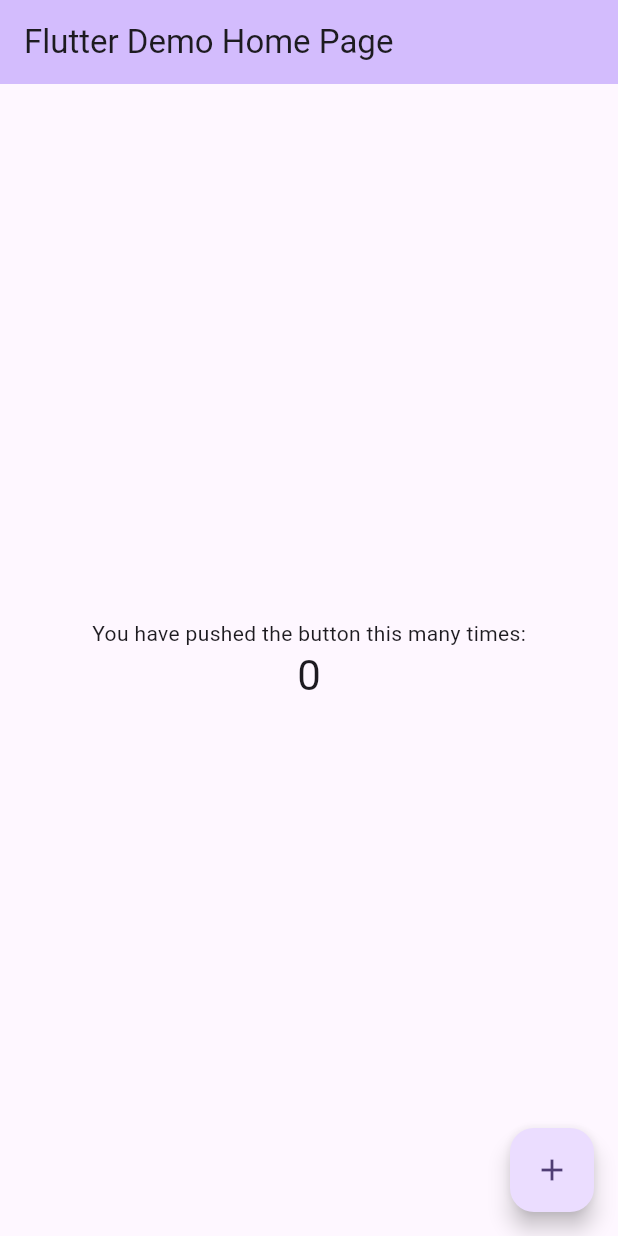
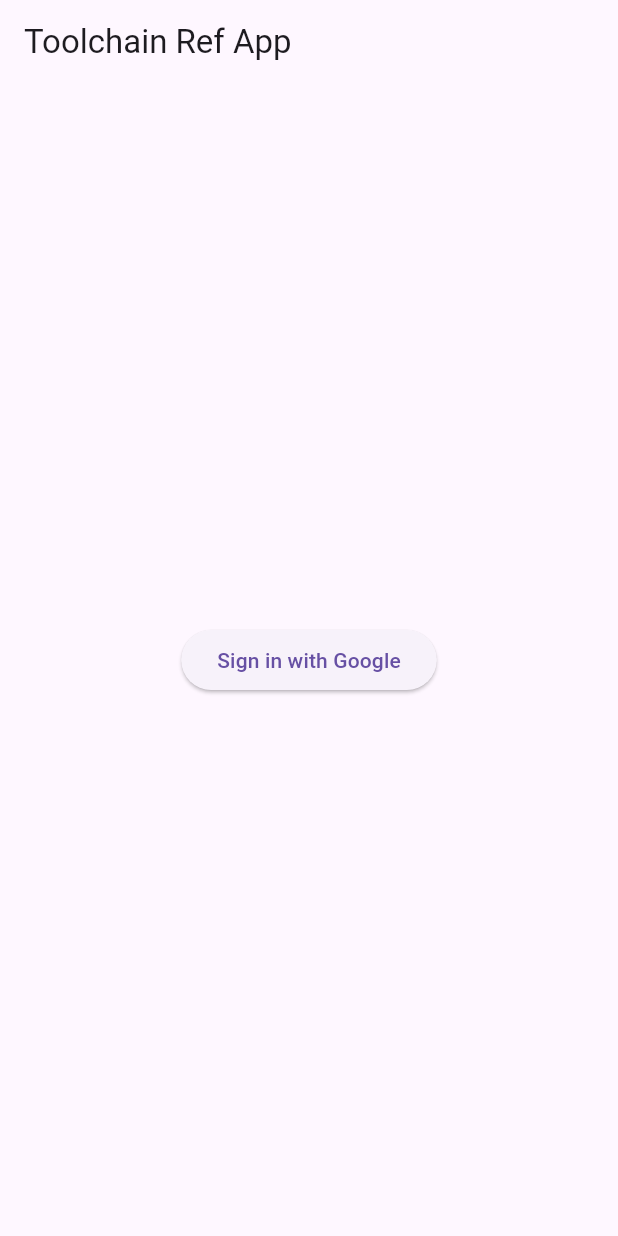
Before and after one commit to tstandke/AndroidDev_ToolChain, a Flutter app: the screen it shows after launch, on a phone screen of 412 x 824 dp. Run offline on Flutter 3.47's test engine with Material 3 defaults, Android fonts, the phone set to English and light mode, and no system bars; our stand-ins replace firebase_auth, firebase_core, google_sign_in; accounts and stored records are empty.

Commit message:
WIP: Firebase Google Sign-In wired; Android auth blocked by credential resolution

```diff
--- a/reference_app/lib/main.dart
+++ b/reference_app/lib/main.dart
@@ -1,121 +1,256 @@
+import 'dart:async';
+
 import 'package:flutter/material.dart';
+import 'package:firebase_core/firebase_core.dart';
+import 'package:firebase_auth/firebase_auth.dart';
+import 'package:google_sign_in/google_sign_in.dart';
 
-void main() {
+import 'firebase_options.dart';
+
+/// IMPORTANT:
+/// This is the *OAuth Client ID* with `client_type: 3` from google-services.json
+/// (the “Web client” / “server client id”).
+///
+/// In your posted google-services.json, that is:
+/// 883224591051-apnl4fdr2on5ar1d1pbhfk2fpoi0ldle.apps.googleusercontent.com
+const String kServerClientId =
+    '883224591051-apnl4fdr2on5ar1d1pbhfk2fpoi0ldle.apps.googleusercontent.com';
+
+Future<void> main() async {
+  WidgetsFlutterBinding.ensureInitialized();
+
+  await Firebase.initializeApp(
+    options: DefaultFirebaseOptions.currentPlatform,
+  );
+
   runApp(const MyApp());
 }
 
 class MyApp extends StatelessWidget {
   const MyApp({super.key});
 
-  // This widget is the root of your application.
   @override
   Widget build(BuildContext context) {
     return MaterialApp(
-      title: 'Flutter Demo',
-      theme: ThemeData(
-        // This is the theme of your application.
-        //
-        // TRY THIS: Try running your application with "flutter run". You'll see
-        // the application has a purple toolbar. Then, without quitting the app,
-        // try changing the seedColor in the colorScheme below to Colors.green
-        // and then invoke "hot reload" (save your changes or press the "hot
-        // reload" button in a Flutter-supported IDE, or press "r" if you used
-        // the command line to start the app).
-        //
-        // Notice that the counter didn't reset back to zero; the application
-        // state is not lost during the reload. To reset the state, use hot
-        // restart instead.
-        //
-        // This works for code too, not just values: Most code changes can be
-        // tested with just a hot reload.
-        colorScheme: .fromSeed(seedColor: Colors.deepPurple),
-      ),
-      home: const MyHomePage(title: 'Flutter Demo Home Page'),
+      debugShowCheckedModeBanner: false,
+      title: 'Toolchain Ref App',
+      theme: ThemeData(useMaterial3: true),
+      home: const AuthGate(),
     );
   }
 }
 
-class MyHomePage extends StatefulWidget {
-  const MyHomePage({super.key, required this.title});
-
-  // This widget is the home page of your application. It is stateful, meaning
-  // that it has a State object (defined below) that contains fields that affect
-  // how it looks.
-
-  // This class is the configuration for the state. It holds the values (in this
-  // case the title) provided by the parent (in this case the App widget) and
-  // used by the build method of the State. Fields in a Widget subclass are
-  // always marked "final".
-
-  final String title;
+class AuthGate extends StatefulWidget {
+  const AuthGate({super.key});
 
   @override
-  State<MyHomePage> createState() => _MyHomePageState();
+  State<AuthGate> createState() => _AuthGateState();
 }
 
-class _MyHomePageState extends State<MyHomePage> {
-  int _counter = 0;
+class _AuthGateState extends State<AuthGate> {
+  StreamSubscription<GoogleSignInAuthenticationEvent>? _sub;
 
-  void _incrementCounter() {
+  GoogleSignInAccount? _googleUser;
+  bool _busy = true;
+  String? _error;
+
+  @override
+  void initState() {
+    super.initState();
+    _initGoogleSignIn();
+  }
+
+  Future<void> _initGoogleSignIn() async {
     setState(() {
-      // This call to setState tells the Flutter framework that something has
-      // changed in this State, which causes it to rerun the build method below
-      // so that the display can reflect the updated values. If we changed
-      // _counter without calling setState(), then the build method would not be
-      // called again, and so nothing would appear to happen.
-      _counter++;
+      _busy = true;
+      _error = null;
     });
+
+    try {
+      final GoogleSignIn signIn = GoogleSignIn.instance;
+
+      // google_sign_in 7.x requires initialize() + authenticationEvents.
+      await signIn.initialize(serverClientId: kServerClientId);
+
+      _sub = signIn.authenticationEvents
+          .listen(_handleGoogleAuthEvent, onError: _handleGoogleAuthError);
+
+      // Optional: attempts a "silent" / lightweight auth if possible.
+      await signIn.attemptLightweightAuthentication();
+    } catch (e) {
+      _error = 'GoogleSignIn init failed: $e';
+    } finally {
+      if (mounted) {
+        setState(() => _busy = false);
+      }
+    }
+  }
+
+  Future<void> _handleGoogleAuthEvent(
+    GoogleSignInAuthenticationEvent event,
+  ) async {
+    final GoogleSignInAccount? user = switch (event) {
+      GoogleSignInAuthenticationEventSignIn() => event.user,
+      GoogleSignInAuthenticationEventSignOut() => null,
+    };
+
+    setState(() {
+      _googleUser = user;
+      _error = null;
+    });
+
+    // Keep FirebaseAuth in sync with Google sign-in state.
+    if (user == null) {
+      await FirebaseAuth.instance.signOut();
+      return;
+    }
+
+    try {
+      final googleAuth = await user.authentication;
+      final idToken = googleAuth.idToken;
+
+      if (idToken == null || idToken.isEmpty) {
+        throw Exception(
+          'Google sign-in did not return an ID token. '
+          'This usually indicates an OAuth/SHA-1/google-services.json mismatch.',
+        );
+      }
+
+      final credential = GoogleAuthProvider.credential(idToken: idToken);
+
+      await FirebaseAuth.instance.signInWithCredential(credential);
+    } catch (e) {
+      setState(() {
+        _error = 'Firebase sign-in failed: $e';
+      });
+    }
+  }
+
+  void _handleGoogleAuthError(Object e) {
+    setState(() {
+      _googleUser = null;
+      _error = e.toString();
+    });
+  }
+
+  Future<void> _startInteractiveGoogleSignIn() async {
+    setState(() {
+      _busy = true;
+      _error = null;
+    });
+
+    try {
+      // In google_sign_in 7.x, this is the interactive sign-in entry point.
+      await GoogleSignIn.instance.authenticate();
+      // The result arrives via authenticationEvents.
+    } catch (e) {
+      setState(() {
+        _error = 'Google authenticate() failed: $e';
+      });
+    } finally {
+      if (mounted) setState(() => _busy = false);
+    }
+  }
+
+  Future<void> _signOutEverywhere() async {
+    setState(() {
+      _busy = true;
+      _error = null;
+    });
+
+    try {
+      await FirebaseAuth.instance.signOut();
+      // Disconnect is recommended in the google_sign_in example to reset state.
+      await GoogleSignIn.instance.disconnect();
+      // Sign-out event will also arrive via authenticationEvents.
+    } catch (e) {
+      setState(() {
+        _error = 'Sign out failed: $e';
+      });
+    } finally {
+      if (mounted) setState(() => _busy = false);
+    }
+  }
+
+  @override
+  void dispose() {
+    _sub?.cancel();
+    super.dispose();
   }
 
   @override
   Widget build(BuildContext context) {
-    // This method is rerun every time setState is called, for instance as done
-    // by the _incrementCounter method above.
-    //
-    // The Flutter framework has been optimized to make rerunning build methods
-    // fast, so that you can just rebuild anything that needs updating rather
-    // than having to individually change instances of widgets.
+    if (_busy) {
+      return const Scaffold(
+        body: Center(child: CircularProgressIndicator()),
+      );
+    }
+
+    final firebaseUser = FirebaseAuth.instance.currentUser;
+
+    if (firebaseUser == null) {
+      return Scaffold(
+        appBar: AppBar(title: const Text('Toolchain Ref App')),
+        body: Center(
+          child: Padding(
+            padding: const EdgeInsets.all(16),
+            child: ConstrainedBox(
+              constraints: const BoxConstraints(maxWidth: 420),
+              child: Column(
+                mainAxisSize: MainAxisSize.min,
+                children: [
+                  ElevatedButton(
+                    onPressed: _startInteractiveGoogleSignIn,
+                    child: const Text('Sign in with Google'),
+                  ),
+                  if (_error != null) ...[
+                    const SizedBox(height: 16),
+                    Text(
+                      _error!,
+                      textAlign: TextAlign.center,
+                      style: const TextStyle(color: Colors.red),
+                    ),
+                  ],
+                ],
+              ),
+            ),
+          ),
+        ),
+      );
+    }
+
     return Scaffold(
-      appBar: AppBar(
-        // TRY THIS: Try changing the color here to a specific color (to
-        // Colors.amber, perhaps?) and trigger a hot reload to see the AppBar
-        // change color while the other colors stay the same.
-        backgroundColor: Theme.of(context).colorScheme.inversePrimary,
-        // Here we take the value from the MyHomePage object that was created by
-        // the App.build method, and use it to set our appbar title.
-        title: Text(widget.title),
-      ),
-      body: Center(
-        // Center is a layout widget. It takes a single child and positions it
-        // in the middle of the parent.
-        child: Column(
-          // Column is also a layout widget. It takes a list of children and
-          // arranges them vertically. By default, it sizes itself to fit its
-          // children horizontally, and tries to be as tall as its parent.
-          //
-          // Column has various properties to control how it sizes itself and
-          // how it positions its children. Here we use mainAxisAlignment to
-          // center the children vertically; the main axis here is the vertical
-          // axis because Columns are vertical (the cross axis would be
-          // horizontal).
-          //
-          // TRY THIS: Invoke "debug painting" (choose the "Toggle Debug Paint"
-          // action in the IDE, or press "p" in the console), to see the
-          // wireframe for each widget.
-          mainAxisAlignment: .center,
-          children: [
-            const Text('You have pushed the button this many times:'),
-            Text(
-              '$_counter',
-              style: Theme.of(context).textTheme.headlineMedium,
-            ),
-          ],
+      appBar: AppBar(title: const Text('Signed in')),
+      body: Padding(
+        padding: const EdgeInsets.all(16),
+        child: ConstrainedBox(
+          constraints: const BoxConstraints(maxWidth: 520),
+          child: Column(
+            crossAxisAlignment: CrossAxisAlignment.start,
+            children: [
+              Text('Google user: ${_googleUser?.email ?? "(unknown)"}'),
+              const SizedBox(height: 16),
+              Text('Firebase UID: ${firebaseUser.uid}'),
+              const SizedBox(height: 8),
+              Text('Firebase email: ${firebaseUser.email ?? "(none)"}'),
+              const SizedBox(height: 8),
+              Text('Display name: ${firebaseUser.displayName ?? "(none)"}'),
+              const SizedBox(height: 24),
+              ElevatedButton(
+                onPressed: _signOutEverywhere,
+                child: const Text('Sign out'),
+              ),
+              if (_error != null) ...[
+                const SizedBox(height: 16),
+                Text(
+                  _error!,
+                  textAlign: TextAlign.center,
+                  style: const TextStyle(color: Colors.red),
+                ),
+              ],
+            ],
+          ),
         ),
-      ),
-      floatingActionButton: FloatingActionButton(
-        onPressed: _incrementCounter,
-        tooltip: 'Increment',
-        child: const Icon(Icons.add),
       ),
     );
   }
--- a/reference_app/pubspec.yaml
+++ b/reference_app/pubspec.yaml
@@ -34,6 +34,9 @@ dependencies:
   # The following adds the Cupertino Icons font to your application.
   # Use with the CupertinoIcons class for iOS style icons.
   cupertino_icons: ^1.0.8
+  firebase_core: ^4.3.0
+  firebase_auth: ^6.1.3
+  google_sign_in: ^7.2.0
 
 dev_dependencies:
   flutter_test:
```
Also changed, not shown: reference_app/firebase.json (added), reference_app/lib/firebase_options.dart (added), reference_app/pubspec.lock, 3 other files.
